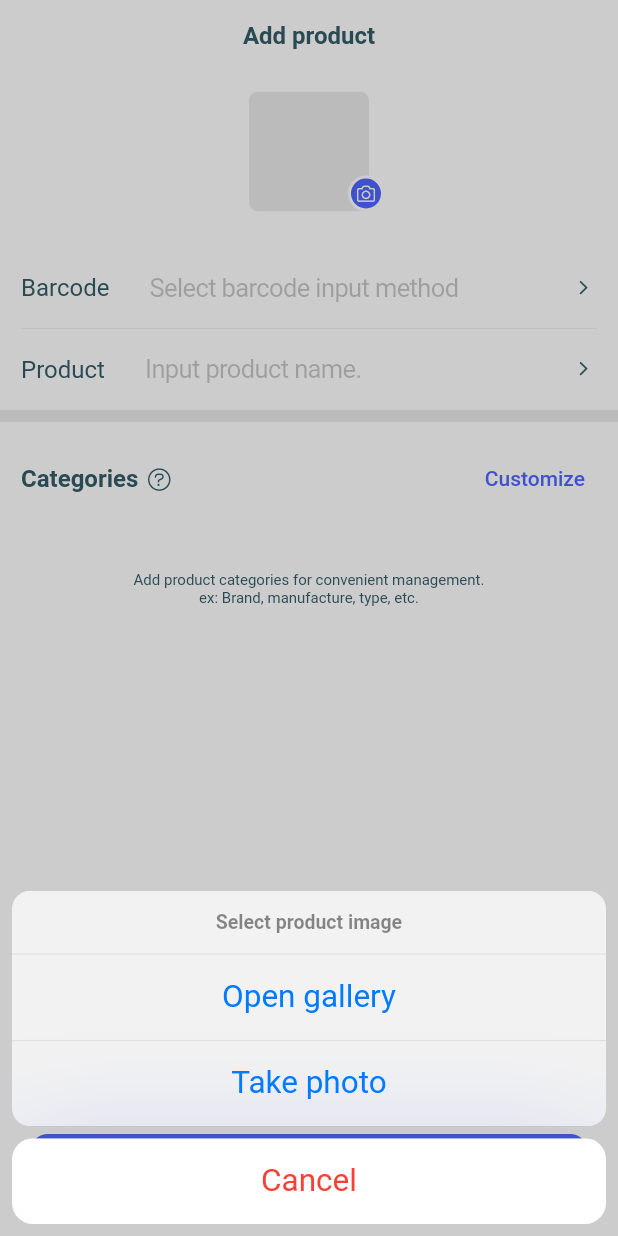
After one commit to daviresio/inventory_manager_app, a Flutter app: the AddProductPage screen opened directly, after a tap on an icon or button, on a phone screen of 412 x 824 dp. The commit adds this screen. Run offline on Flutter 3.47's test engine with Material 2 defaults, Android fonts, the phone set to English and light mode, and no system bars; drawn by our look-alikes of cached_network_image; our stand-ins replace firebase_core, firebase_crashlytics, firebase_storage, flutter_riverpod, graphql_flutter, hooks_riverpod and 5 more; accounts and stored records are empty; network calls fail.

Commit message:
add riverpod state managment

```diff
--- a/lib/components/input_row.dart
+++ b/lib/components/input_row.dart
@@ -9,8 +9,14 @@ class InputRow extends StatelessWidget {
   final String label;
   final String placeholder;
   final void Function()? onTap;
+  final TextEditingController? controller;
 
-  const InputRow({required this.label, required this.placeholder, this.onTap});
+  const InputRow({
+    required this.label,
+    required this.placeholder,
+    this.onTap,
+    this.controller,
+  });
 
   @override
   Widget build(BuildContext context) {
@@ -29,6 +35,7 @@ class InputRow extends StatelessWidget {
             SizedBox(width: InventorySpacing.medium2),
             Flexible(
               child: CupertinoTextField(
+                controller: controller,
                 readOnly: isTouch,
                 placeholder: placeholder,
                 decoration: BoxDecoration(
--- /dev/null
+++ b/lib/components/inventory_loading_container.dart
@@ -0,0 +1,30 @@
+import 'package:flutter/cupertino.dart';
+
+class InventoryLoadingContainer extends StatelessWidget {
+  final Widget child;
+  final bool loading;
+
+  const InventoryLoadingContainer({
+    required this.loading,
+    required this.child,
+  });
+
+  @override
+  Widget build(BuildContext context) {
+    return Container(
+      child: Stack(
+        children: [
+          Opacity(
+            opacity: loading ? 0.6 : 1,
+            child: child,
+          ),
+          if (loading)
+            Align(
+              alignment: Alignment.center,
+              child: CupertinoActivityIndicator(),
+            ),
+        ],
+      ),
+    );
+  }
+}
--- a/lib/models/product_model.dart
+++ b/lib/models/product_model.dart
@@ -39,4 +39,46 @@ class ProductModel {
 
   factory ProductModel.fromJson(String source) =>
       ProductModel.fromMap(json.decode(source));
+
+  ProductModel copyWith({
+    String? id,
+    String? name,
+    int? amount,
+    String? image,
+    String? barcode,
+  }) {
+    return ProductModel(
+      id: id ?? this.id,
+      name: name ?? this.name,
+      amount: amount ?? this.amount,
+      image: image ?? this.image,
+      barcode: barcode ?? this.barcode,
+    );
+  }
+
+  @override
+  String toString() {
+    return 'ProductModel(id: $id, name: $name, amount: $amount, image: $image, barcode: $barcode)';
+  }
+
+  @override
+  bool operator ==(Object other) {
+    if (identical(this, other)) return true;
+
+    return other is ProductModel &&
+        other.id == id &&
+        other.name == name &&
+        other.amount == amount &&
+        other.image == image &&
+        other.barcode == barcode;
+  }
+
+  @override
+  int get hashCode {
+    return id.hashCode ^
+        name.hashCode ^
+        amount.hashCode ^
+        image.hashCode ^
+        barcode.hashCode;
+  }
 }
--- /dev/null
+++ b/lib/screens/add_product_controller.dart
@@ -0,0 +1,32 @@
+import 'package:hooks_riverpod/hooks_riverpod.dart';
+import 'package:inventory_manager/models/product_model.dart';
+import 'package:inventory_manager/services/remote_files_service.dart';
+
+final productFormProvider =
+    StateNotifierProvider<ProductForm>((ref) => ProductForm());
+
+class ProductForm extends StateNotifier<ProductModel> {
+  ProductForm([ProductModel? product])
+      : super(product ?? ProductModel(name: '', amount: 0));
+
+  void setImage(String imagePath) async {
+    state = state.copyWith(image: null);
+
+    var result =
+        await RemoteFilesService.saveProductImage(imagePath: imagePath);
+    if (result != null) {
+      state = state.copyWith(image: result);
+    }
+  }
+}
+
+final productLoaderProvider =
+    StateNotifierProvider<ProductLoading>((ref) => ProductLoading(false));
+
+class ProductLoading extends StateNotifier<bool> {
+  ProductLoading([bool? isLoading]) : super(isLoading ?? false);
+
+  setIsLoading(bool value) {
+    state = value;
+  }
+}
--- a/lib/screens/add_product_page.dart
+++ b/lib/screens/add_product_page.dart
@@ -1,7 +1,12 @@
 import 'package:flutter/cupertino.dart';
 import 'package:flutter/material.dart';
+import 'package:flutter_riverpod/flutter_riverpod.dart';
+// import 'package:flutter_hooks/flutter_hooks.dart';
+// import 'package:hooks_riverpod/hooks_riverpod.dart';
+import 'package:riverpod/riverpod.dart';
 import 'package:inventory_manager/components/input_row.dart';
 import 'package:inventory_manager/components/inventory_divider.dart';
+import 'package:inventory_manager/components/inventory_loading_container.dart';
 import 'package:inventory_manager/components/inventory_network_image.dart';
 import 'package:inventory_manager/core/inventory_colors.dart';
 import 'package:inventory_manager/core/inventory_icons.dart';
@@ -9,12 +14,19 @@ import 'package:inventory_manager/core/inventory_radius.dart';
 import 'package:inventory_manager/core/inventory_spacing.dart';
 import 'package:inventory_manager/core/inventory_extensions.dart';
 import 'package:image_picker/image_picker.dart';
+import 'package:inventory_manager/models/product_model.dart';
+import 'package:inventory_manager/screens/add_product_controller.dart';
+import 'package:inventory_manager/services/product_service.dart';
+import 'package:uuid/uuid.dart';
 
-class AddProductPage extends StatelessWidget {
+class AddProductPage extends ConsumerWidget {
   final picker = ImagePicker();
 
   @override
-  Widget build(BuildContext context) {
+  Widget build(BuildContext context, ScopedReader watch) {
+    final nameCtl = TextEditingController();
+    final product = watch(productFormProvider.state);
+    final loading = watch(productLoaderProvider.state);
     Widget _image() {
       var imageSize = 80.0;
       return GestureDetector(
@@ -30,8 +42,10 @@ class AddProductPage extends StatelessWidget {
                     var result =
                         await picker.getImage(source: ImageSource.gallery);
                     if (result != null) {
-                      print(result);
+                      context.read(productLoaderProvider).setIsLoading(true);
+                      context.read(productFormProvider).setImage(result.path);
                     }
+                    Navigator.of(context).pop();
                   },
                 ),
                 CupertinoActionSheetAction(
@@ -40,8 +54,9 @@ class AddProductPage extends StatelessWidget {
                     var result =
                         await picker.getImage(source: ImageSource.camera);
                     if (result != null) {
-                      print(result);
+                      context.read(productFormProvider).setImage(result.path);
                     }
+                    Navigator.of(context).pop();
                   },
                 ),
               ],
@@ -64,7 +79,7 @@ class AddProductPage extends StatelessWidget {
           child: Stack(
             children: [
               InventoryNetworkImage(
-                url: null,
+                url: product.image,
                 width: imageSize,
                 height: imageSize,
                 radius: InventoryRadius.medium,
@@ -92,7 +107,9 @@ class AddProductPage extends StatelessWidget {
       );
     }
 
-    return Scaffold(
+    return InventoryLoadingContainer(
+      loading: loading,
+      child: Scaffold(
         backgroundColor: InventoryColors.white,
         body: CustomScrollView(
           physics: ClampingScrollPhysics(),
@@ -125,7 +142,8 @@ class AddProductPage extends StatelessWidget {
             ),
             SliverToBoxAdapter(
               child: InventoryDivider.horizontal(
-              margin: EdgeInsets.symmetric(horizontal: InventorySpacing.small3),
+                margin:
+                    EdgeInsets.symmetric(horizontal: InventorySpacing.small3),
                 height: 0.2,
                 color: InventoryColors.darkColor.withOpacity(0.3),
               ),
@@ -134,6 +152,7 @@ class AddProductPage extends StatelessWidget {
               child: InputRow(
                 label: 'Product',
                 placeholder: 'Input product name.',
+                controller: nameCtl,
               ),
             ),
             SliverToBoxAdapter(
@@ -192,10 +211,21 @@ class AddProductPage extends StatelessWidget {
           child: CupertinoButton(
             child: Text('Save'),
             color: InventoryColors.primaryColor,
-          onPressed: () {},
+            onPressed: () async {
+              await ProductService.createProduct(
+                payload: ProductModel(
+                  name: nameCtl.text,
+                  amount: 0,
+                  id: Uuid().v4(),
+                ),
+              );
+
+              // Navigator.of(context).pop();
+            },
           ),
         ),
         floatingActionButtonLocation: FloatingActionButtonLocation.centerFloat,
+      ),
     );
   }
 }
--- a/lib/services/product_service.dart
+++ b/lib/services/product_service.dart
@@ -3,10 +3,10 @@ import 'package:inventory_manager/models/product_model.dart';
 import 'package:inventory_manager/services/graphql_client_service.dart';
 
 class ProductService {
-  static Future<bool> createProduct({required ProductModel product}) async {
+  static Future<bool> createProduct({required ProductModel payload}) async {
     String query = '''
-      mutation CreateProduct($product: product_insert_input!) {
-        insert_product(objects: [$product]) {
+      mutation CreateProduct(\$product: product_insert_input!) {
+        insert_product(objects: [\$product]) {
           affected_rows
         }
       }
@@ -16,7 +16,7 @@ class ProductService {
       final options = QueryOptions(
         document: gql(query),
         variables: <String, dynamic>{
-          'product': product.toJson(),
+          'product': payload.toMap(),
         },
       );
       final result = await GraphqlClient.request(options: options);
```
Also changed, not shown: lib/main.dart (+4 -3 lines), lib/services/remote_files_service.dart (added, +24 -0 lines), pubspec.yaml (+9 -2 lines), pubspec.lock, 1 other file. Lines whose indentation alone changed are shown as unchanged.
